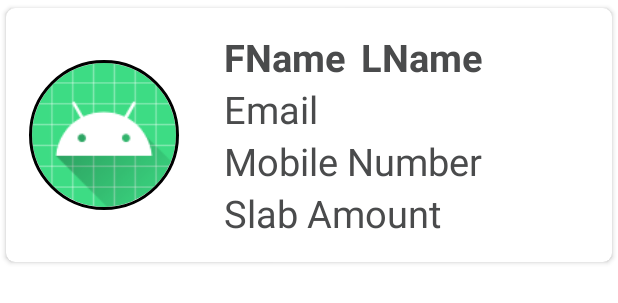
After one commit to YashitaKumar/Chit-Fund-Management-App, an Android app: the layout customer_item.xml on its own in the app's theme, with its tools: preview values and no code run, on a phone screen of 412 x 824 dp. The commit adds this screen. Shown: the top 303 px of the screen. Run offline under Robolectric (Android 15) with nearby library versions, the phone set to English and light mode, and no system bars.

Commit message:
Chit Fund App User Management Module

```diff
--- a/app/src/main/AndroidManifest.xml
+++ b/app/src/main/AndroidManifest.xml
@@ -1,6 +1,8 @@
 <?xml version="1.0" encoding="utf-8"?>
 <manifest xmlns:android="http://schemas.android.com/apk/res/android"
     package="com.example.chitfund">
+
+    <uses-permission android:name="android.permission.INTERNET"></uses-permission>
 
     <application
         android:allowBackup="true"
@@ -9,6 +11,9 @@
         android:roundIcon="@mipmap/ic_launcher_round"
         android:supportsRtl="true"
         android:theme="@style/Theme.ChitFund">
+        <activity
+            android:name=".CustomerActivity"
+            android:exported="false" />
         <activity
             android:name=".DashboardActivity"
             android:exported="false" />
--- /dev/null
+++ b/app/src/main/res/layout/customer_item.xml
@@ -0,0 +1,76 @@
+<?xml version="1.0" encoding="utf-8"?>
+<androidx.cardview.widget.CardView
+    xmlns:android="http://schemas.android.com/apk/res/android"
+    android:layout_width="wrap_content"
+    android:layout_height="wrap_content"
+    xmlns:app="http://schemas.android.com/apk/res-auto"
+    app:cardCornerRadius="6dp"
+    android:elevation="6dp"
+    app:cardUseCompatPadding="true">
+    <RelativeLayout
+        android:layout_width="match_parent"
+        android:layout_height="wrap_content"
+        android:padding="15dp">
+
+        <de.hdodenhof.circleimageview.CircleImageView
+            android:layout_width="100dp"
+            android:layout_height="100dp"
+            android:src="@mipmap/ic_launcher"
+            android:layout_centerVertical="true"
+            android:id="@+id/img1"
+            app:civ_border_width="2dp"
+            app:civ_border_color="#FF000000"/>
+
+        <TextView
+            android:layout_width="wrap_content"
+            android:layout_height="wrap_content"
+            android:id="@+id/fnametext"
+            android:text="FName"
+            android:textStyle="bold"
+            android:textSize="25sp"
+            android:textColor="@color/black"
+            android:layout_toRightOf="@+id/img1"
+            android:layout_marginLeft="30dp"/>
+        <TextView
+            android:layout_width="match_parent"
+            android:layout_height="wrap_content"
+            android:id="@+id/lnametext"
+            android:text="LName"
+            android:textStyle="bold"
+            android:textSize="25sp"
+            android:textColor="@color/black"
+            android:layout_toRightOf="@+id/fnametext"
+            android:layout_marginLeft="10dp"/>
+        <TextView
+            android:layout_width="match_parent"
+            android:layout_height="wrap_content"
+            android:id="@+id/emailtext"
+            android:text="Email"
+            android:textSize="25sp"
+            android:textColor="@color/black"
+            android:layout_toRightOf="@+id/img1"
+            android:layout_below="@+id/fnametext"
+            android:layout_marginLeft="30dp"/>
+        <TextView
+            android:layout_width="match_parent"
+            android:layout_height="wrap_content"
+            android:id="@+id/mobiletext"
+            android:text="Mobile Number"
+            android:textSize="25sp"
+            android:textColor="@color/black"
+            android:layout_toRightOf="@+id/img1"
+            android:layout_below="@+id/emailtext"
+            android:layout_marginLeft="30dp"/>
+        <TextView
+            android:layout_width="match_parent"
+            android:layout_height="wrap_content"
+            android:id="@+id/slabtext"
+            android:text="Slab Amount"
+            android:textSize="25sp"
+            android:textColor="@color/black"
+            android:layout_toRightOf="@+id/img1"
+            android:layout_below="@+id/mobiletext"
+            android:layout_marginLeft="30dp"/>
+    </RelativeLayout>
+
+</androidx.cardview.widget.CardView>
--- a/app/src/main/res/values/themes.xml
+++ b/app/src/main/res/values/themes.xml
@@ -5,6 +5,7 @@
         <item name="colorPrimary">@color/purple_500</item>
         <item name="colorPrimaryVariant">@color/purple_700</item>
         <item name="colorOnPrimary">@color/white</item>
+
         <!-- Secondary brand color. -->
         <item name="colorSecondary">@color/teal_200</item>
         <item name="colorSecondaryVariant">@color/teal_700</item>
```
Also changed, not shown: app/build.gradle (+10 -0 lines), app/src/main/java/com/example/chitfund/CustomerActivity.java (added, +45 -0 lines), app/src/main/java/com/example/chitfund/CustomerAdapter.java (added, +70 -0 lines), app/src/main/java/com/example/chitfund/CustomerModel.java (added, +68 -0 lines), app/src/main/res/layout/activity_customer.xml (added, +22 -0 lines), app/src/main/res/values/strings.xml (line endings or trailing spaces).
